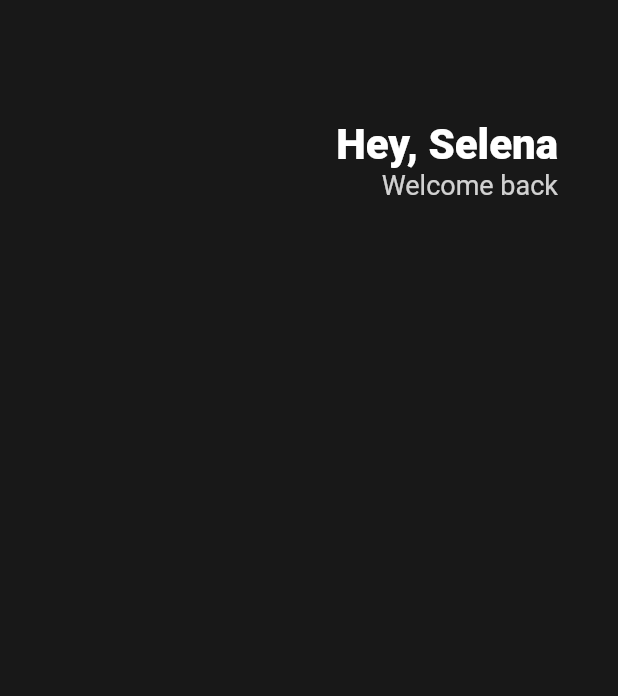
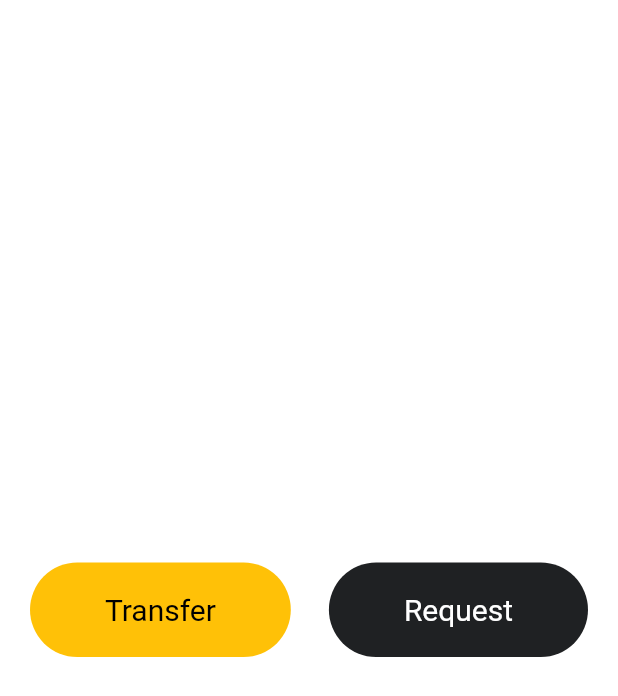
Before and after one commit to jihorobert/Flutter-WebtoonApp, a Flutter app: the screen it shows after launch, on a phone screen of 412 x 824 dp. Shown: the top 696 px of the screen. Run offline on Flutter 3.47's test engine with Material 2 defaults, Android fonts, the phone set to English and light mode, and no system bars.

Commit message:
Finished the upper bound of the first-page

```diff
--- a/lib/main.dart
+++ b/lib/main.dart
@@ -1,12 +1,15 @@
 // ignore_for_file: prefer_const_constructors, prefer_const_literals_to_create_immutables
 
 import 'package:flutter/material.dart';
+import 'package:toonflix/widgets/button.dart';
 
 void main() {
   runApp(App()); // App()라는 클래스가 우리 앱의 시작점이라는 뜻(root라는뜻)
 }
 
 class App extends StatelessWidget {
+  const App({super.key});
+
   /* 3개의 core widget 중 하나 (build 메소드를 꼭 만들어야됨)
       StatelessWidget : 그냥 무언가를 화면에 띄워주는 역할 */
 
@@ -23,18 +26,24 @@ class App extends StatelessWidget {
         주로 Material은 구글, Cupertino는 ios. (Material이 나음) */
     return MaterialApp(
       // MatterialApplicationWidget을 return
-      /** MaterialApp위에 올려놓으면 'Widget home' 뜸
+      /**
+       * MaterialApp위에 마우스 올려놓으면 'Widget home' 뜸
        * 나머지도 마찬가지
        */
       home: Scaffold(
         // 우리 앱의 home에 있을때의 화면을 보여줌
         backgroundColor: Color(
-            0xFF181818), // Chrome 사이트에서 color를 pick해서 custom으로 이용 (ARGB이용 가능)
+            0x00181818), // Chrome 사이트에서 color를 pick해서 custom으로 이용 (ARGB이용 가능)
         body: Padding(
           // Padding 이용해서 모서리부분 공간생성
-          padding: EdgeInsets.symmetric(horizontal: 40),
+          padding: EdgeInsets.symmetric(horizontal: 20),
           child: Column(
+            crossAxisAlignment:
+                CrossAxisAlignment.start, // 'Total Balance' start쪽으로 옮김
             children: [
+              SizedBox(
+                height: 80,
+              ),
               Row(
                 /**
                 * Row에서의 'mainAxisalignment'는 수평방향, 'crossAxis~'는 수직. (Colomn은 그 반대)
@@ -45,9 +54,6 @@ class App extends StatelessWidget {
                   Column(
                     crossAxisAlignment: CrossAxisAlignment.end,
                     children: [
-                      SizedBox(
-                        height: 80,
-                      ),
                       Text(
                         "Hey, Selena",
                         style: TextStyle(
@@ -67,7 +73,54 @@ class App extends StatelessWidget {
                     ],
                   )
                 ],
-              )
+              ),
+              SizedBox(
+                height: 120,
+              ),
+              Text(
+                // 이 Text를 Container 혹은 Padding 안에 넣어야하면, 왼쪽에 나타나는 '전구' click해서 Wrap 할 수 있음.(단축기 command + .)
+                "Total Balance",
+                style: TextStyle(
+                  fontSize: 22,
+                  color: Colors.white.withOpacity(0.8),
+                ),
+              ),
+              SizedBox(
+                height: 10,
+              ),
+              Text(
+                "\$5 194 382",
+                style: TextStyle(
+                    fontSize: 47,
+                    color: Colors.white,
+                    fontWeight: FontWeight.w700),
+              ),
+              SizedBox(
+                height: 30,
+              ),
+              Row(
+                /**
+                 * 두개의 버튼(Transfer, Request) 사이 띄워놓음 (강의안보고 혼자했을때 : SizedBox 이용하려 했음)
+                 */
+                mainAxisAlignment: MainAxisAlignment.spaceBetween,
+                children: [
+                  /**
+                   * 밑에처럼 버튼 두개를 위해서 똑같은 형식의 Container를 복붙하지말고,
+                   * Container 에서 '전구'이용해서 'Extract Widget' 선택 후, 이름 입력하면 됨.
+                   * (맨 밑에 MyButton() 클래스 생김)
+                   */
+                  Button(
+                    text: "Transfer",
+                    bgColor: Colors.amber,
+                    textColor: Colors.black,
+                  ),
+                  Button(
+                    text: "Request",
+                    bgColor: Color(0xFF1F2123),
+                    textColor: Colors.white,
+                  ),
+                ],
+              ),
             ],
           ),
         ),
--- /dev/null
+++ b/lib/widgets/button.dart
@@ -0,0 +1,44 @@
+import 'package:flutter/material.dart';
+
+/// 'st' 입력하고 Flutter stateless ~~ 선택하면 금방됨.
+/// 당분간은 직접 입력.
+
+class Button extends StatelessWidget {
+  /// Class 객체마다 바뀔값들 -> 변수로 선언
+  final String text;
+  final Color bgColor;
+  final Color textColor;
+
+  /// Constructor 직접 입력해도 되지만,
+  /// 위 final에서 '전구' 눌러서 create constructor 가능
+  const Button({
+    super.key,
+    required this.text,
+    required this.bgColor,
+    required this.textColor,
+  });
+
+  @override
+  Widget build(BuildContext context) {
+    return Container(
+      decoration: BoxDecoration(
+        color: bgColor,
+        borderRadius: BorderRadius.circular(45),
+      ),
+      child: Padding(
+        padding: const EdgeInsets.symmetric(
+          vertical: 20,
+          horizontal: 50,
+        ),
+        child: Text(
+          // const위치가 Padding옆에 있었을때 에러났었음
+          text,
+          style: TextStyle(
+            fontSize: 20,
+            color: textColor,
+          ),
+        ),
+      ),
+    );
+  }
+}
```
Also changed, not shown: 2 other files.
